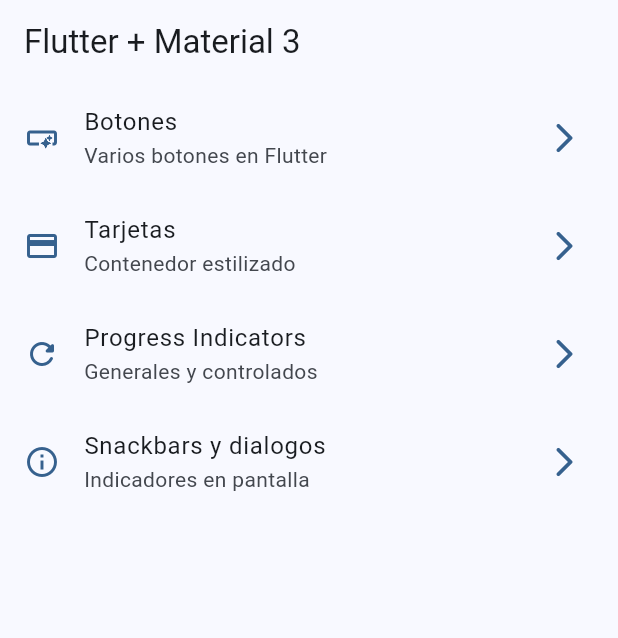
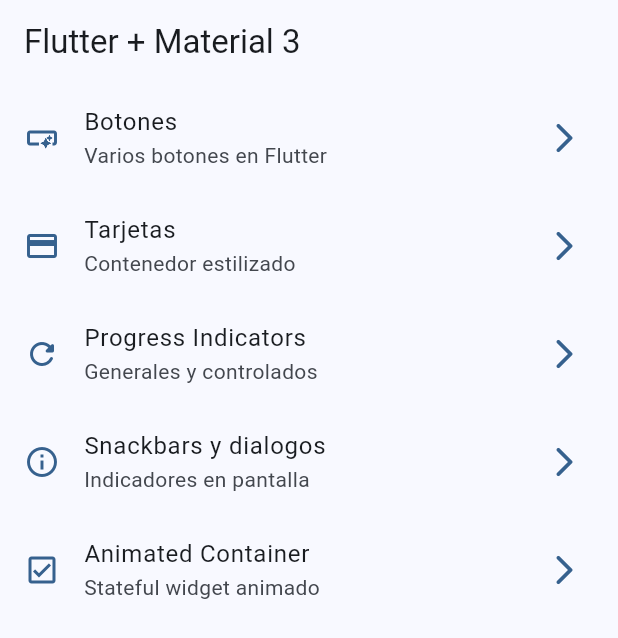
Before and after one commit to brunocoronado49/widgets_app, a Flutter app: the screen it shows after launch, on a phone screen of 412 x 824 dp. Shown: the top 638 px of the screen. Run offline on Flutter 3.47's test engine with Material 3 defaults, Android fonts, the phone set to English and light mode, and no system bars; our stand-ins replace go_router.

Commit message:
animated container terminado

```diff
--- a/lib/config/menu/menu_items.dart
+++ b/lib/config/menu/menu_items.dart
@@ -40,4 +40,10 @@ const appMenuItems = <MenuItems>[
     link: '/snackbar',
     icon: Icons.info_outline
   ),
+  MenuItems(
+    title: 'Animated Container',
+    subtitle: 'Stateful widget animado',
+    link: '/animated',
+    icon: Icons.check_box_outlined
+  ),
 ];
--- a/lib/config/router/app_router.dart
+++ b/lib/config/router/app_router.dart
@@ -29,5 +29,10 @@ final appRouter = GoRouter(
       path: '/snackbar',
       builder: (context, state) => const SnackbarScreen()
     ),
+    GoRoute(
+      name: AnimatedScreen.name,
+      path: '/animated',
+      builder: (context, state) => const AnimatedScreen()
+    ),
   ]
 );
--- a/lib/presentation/screens/snackbar_screen.dart
+++ b/lib/presentation/screens/snackbar_screen.dart
@@ -1,12 +1,10 @@
 import 'package:flutter/material.dart';
 import 'package:go_router/go_router.dart';
-import 'package:widgets_app/config/router/app_router.dart';
 
 class SnackbarScreen extends StatelessWidget {
   static const String name = 'snackbar_screen';
 
   const SnackbarScreen({super.key});
-
 
   void showCustomSnackbar(BuildContext context) {
     ScaffoldMessenger.of(context).clearSnackBars();
@@ -64,9 +62,7 @@ class SnackbarScreen extends StatelessWidget {
               child: const Text('Licencias usadas')
             ),
             FilledButton.tonal(
-              onPressed: () {
-                openDialog(context);
-              },
+              onPressed: () => openDialog(context),
               child: const Text('Mostrar dialogo')
             ),
           ],
```
Also changed, not shown: lib/presentation/screens/animated_screen.dart (+49 -2 lines).
